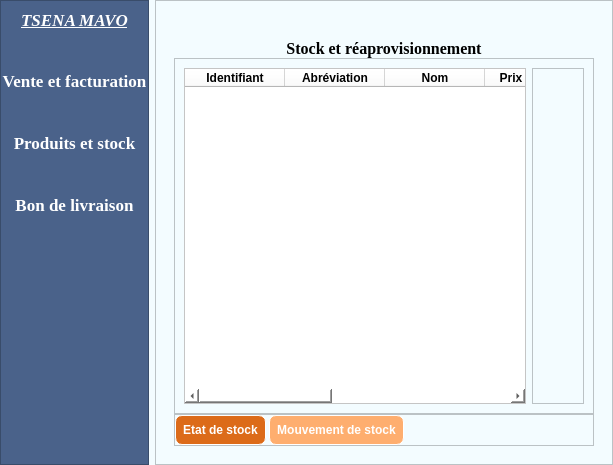
First picture: the form in app.ui, repository Totelof10/tsena, before the edit.
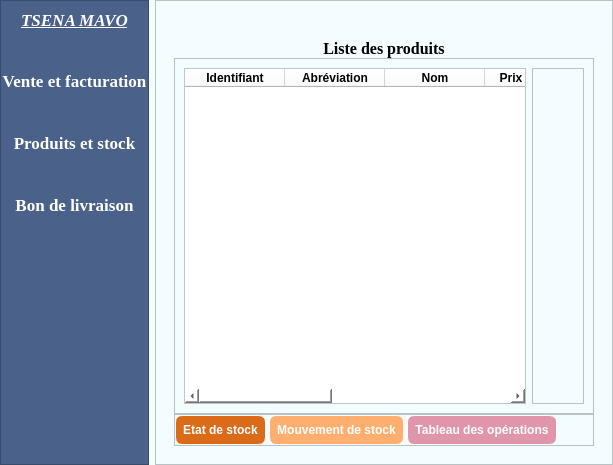
Second picture: the form after the edit. The open tabs and pages were chosen to show the change. Icons and pictures are not drawn.

What changed in the file:
```diff
--- a/app.ui
+++ b/app.ui
@@ -656,7 +656,7 @@
              </font>
             </property>
             <property name="text">
-             <string>Stock et réaprovisionnement</string>
+             <string>Liste des produits</string>
             </property>
             <property name="alignment">
              <set>Qt::AlignmentFlag::AlignCenter</set>
@@ -924,6 +924,33 @@
                </property>
               </widget>
              </item>
+             <item>
+              <widget class="QPushButton" name="btnOperation">
+               <property name="font">
+                <font>
+                 <bold>true</bold>
+                </font>
+               </property>
+               <property name="cursor">
+                <cursorShape>PointingHandCursor</cursorShape>
+               </property>
+               <property name="styleSheet">
+                <string notr="true">QPushButton{
+	border: 1px solid white;
+	border-radius: 7px;
+	background-color: #E195AB;
+	color:white;
+	padding: 7px;
+}
+QPushButton:hover{
+	background-color: #FFEDFA;
+}</string>
+               </property>
+               <property name="text">
+                <string>Tableau des opérations</string>
+               </property>
+              </widget>
+             </item>
              <item>
               <spacer name="horizontalSpacer">
                <property name="orientation">
```
Left out of the diff: 2 changed lines with no effect on the pictures.
